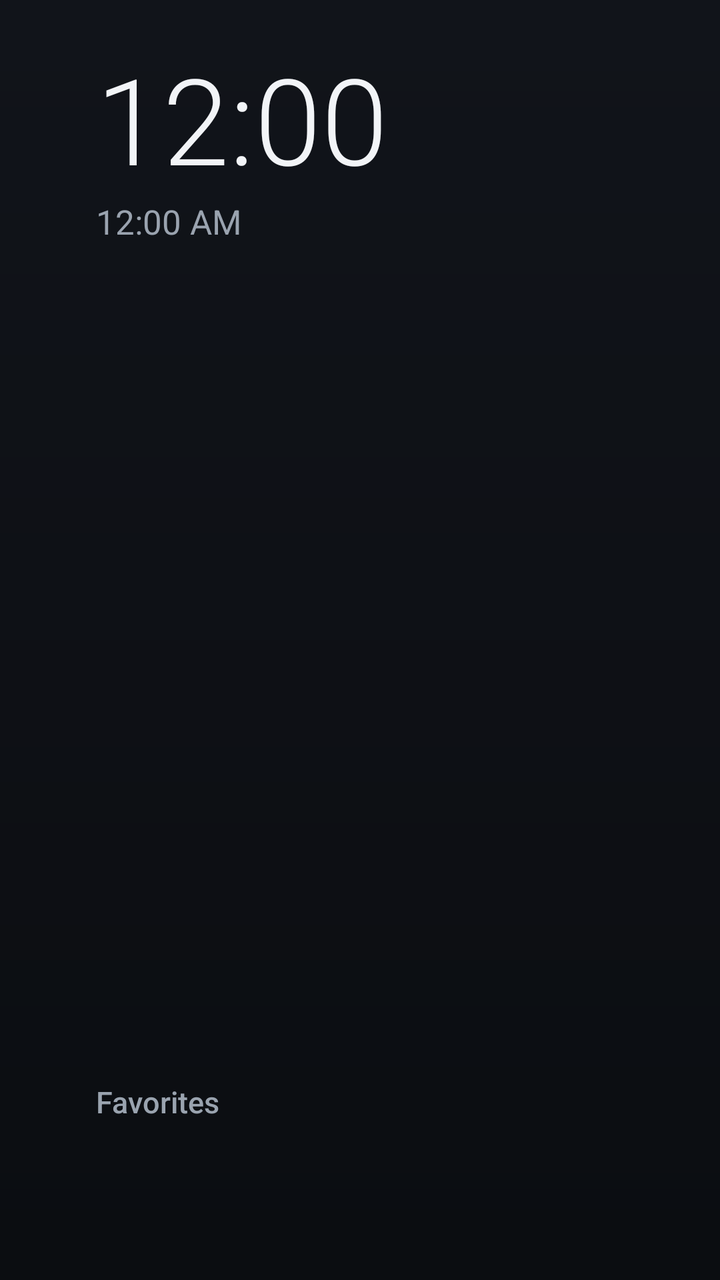
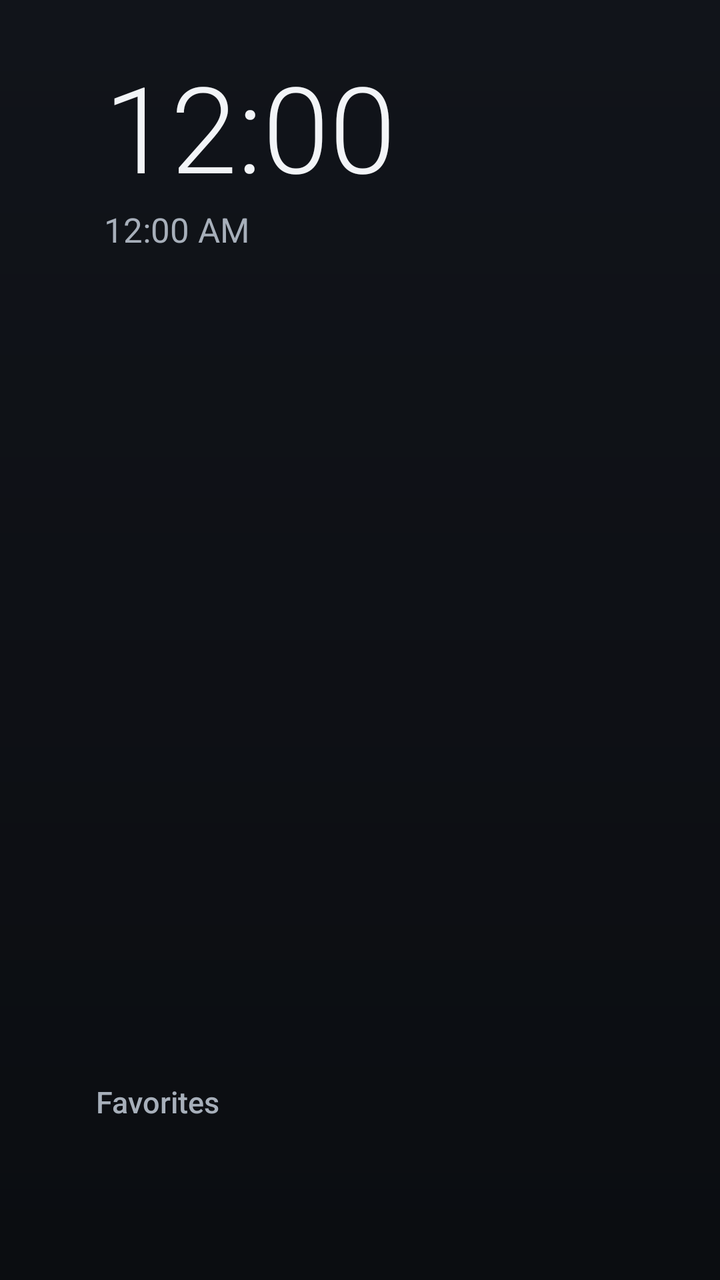

Screens rendered from an Android XML layout before and after an edit, with the pre-edit source and the edit as a unified diff.
<!-- AndroidManifest.xml: activity theme Lehko.Home -->
<!-- res/layout/home.xml -->
<?xml version="1.0" encoding="utf-8"?>
<LinearLayout xmlns:android="http://schemas.android.com/apk/res/android"
    android:layout_width="match_parent"
    android:layout_height="match_parent"
    android:clipChildren="false"
    android:clipToPadding="false"
    android:orientation="vertical"
    android:paddingStart="@dimen/safe_h"
    android:paddingTop="@dimen/safe_v"
    android:paddingEnd="@dimen/safe_h"
    android:paddingBottom="@dimen/safe_v">

    
    <LinearLayout
        android:layout_width="match_parent"
        android:layout_height="wrap_content"
        android:orientation="horizontal">

        <LinearLayout
            android:layout_width="0dp"
            android:layout_height="wrap_content"
            android:layout_weight="1"
            android:orientation="vertical">

            <TextClock
                android:id="@+id/clock"
                android:layout_width="wrap_content"
                android:layout_height="wrap_content"
                android:fontFamily="sans-serif-light"
                android:format12Hour="h:mm"
                android:format24Hour="H:mm"
                android:includeFontPadding="false"
                android:textColor="@color/text_primary"
                android:textSize="60sp" />

            <TextClock
                android:id="@+id/date"
                android:layout_width="wrap_content"
                android:layout_height="wrap_content"
                android:layout_marginTop="2dp"
                android:textColor="@color/text_secondary"
                android:textSize="17sp" />

            
            <TextView
                android:id="@+id/rates"
                android:layout_width="match_parent"
                android:layout_height="wrap_content"
                android:layout_marginTop="3dp"
                android:ellipsize="end"
                android:maxLines="1"
                android:textColor="@color/text_secondary"
                android:textSize="14sp"
                android:visibility="gone" />
        </LinearLayout>

        <LinearLayout
            android:id="@+id/weather"
            android:layout_width="wrap_content"
            android:layout_height="wrap_content"
            android:layout_marginStart="16dp"
            android:gravity="end"
            android:orientation="vertical">

            
            <LinearLayout
                android:layout_width="wrap_content"
                android:layout_height="wrap_content"
                android:gravity="center_vertical"
                android:orientation="horizontal">

                <ImageView
                    android:id="@+id/weather_icon"
                    android:layout_width="44dp"
                    android:layout_height="44dp"
                    android:layout_marginEnd="10dp"
                    android:importantForAccessibility="no" />

                <TextView
                    android:id="@+id/weather_temp"
                    android:layout_width="wrap_content"
                    android:layout_height="wrap_content"
                    android:fontFamily="sans-serif-light"
                    android:includeFontPadding="false"
                    android:textColor="@color/text_primary"
                    android:textSize="36sp" />

                <LinearLayout
                    android:layout_width="wrap_content"
                    android:layout_height="wrap_content"
                    android:layout_marginStart="12dp"
                    android:orientation="vertical">

                    <TextView
                        android:id="@+id/weather_text"
                        android:layout_width="wrap_content"
                        android:layout_height="wrap_content"
                        android:maxWidth="220dp"
                        android:maxLines="1"
                        android:ellipsize="end"
                        android:textColor="@color/text_secondary"
                        android:textSize="14sp" />

                    <TextView
                        android:id="@+id/weather_extra"
                        android:layout_width="wrap_content"
                        android:layout_height="wrap_content"
                        android:maxWidth="220dp"
                        android:maxLines="1"
                        android:ellipsize="end"
                        android:textColor="@color/accent"
                        android:textSize="13sp"
                        android:visibility="gone" />
                </LinearLayout>
            </LinearLayout>

            
            <LinearLayout
                android:id="@+id/weather_hours"
                android:layout_width="wrap_content"
                android:layout_height="wrap_content"
                android:layout_marginTop="6dp"
                android:orientation="horizontal"
                android:visibility="gone" />

            <TextView
                android:id="@+id/weather_sun"
                android:layout_width="wrap_content"
                android:layout_height="wrap_content"
                android:layout_marginTop="2dp"
                android:maxLines="1"
                android:textColor="@color/text_dim"
                android:textSize="12sp"
                android:visibility="gone" />
        </LinearLayout>
    </LinearLayout>

    
    <LinearLayout
        android:id="@+id/outage"
        android:layout_width="match_parent"
        android:layout_height="wrap_content"
        android:layout_marginTop="12dp"
        android:background="@drawable/card_bg"
        android:orientation="vertical"
        android:paddingStart="16dp"
        android:paddingTop="10dp"
        android:paddingEnd="16dp"
        android:paddingBottom="8dp"
        android:visibility="gone">

        <LinearLayout
            android:layout_width="match_parent"
            android:layout_height="wrap_content"
            android:gravity="center_vertical"
            android:orientation="horizontal">

            <View
                android:id="@+id/outage_dot"
                android:layout_width="10dp"
                android:layout_height="10dp"
                android:layout_marginEnd="10dp" />

            <TextView
                android:id="@+id/outage_status"
                android:layout_width="0dp"
                android:layout_height="wrap_content"
                android:layout_weight="1"
                android:maxLines="1"
                android:ellipsize="end"
                android:textColor="@color/text_primary"
                android:textSize="17sp" />

            <TextView
                android:id="@+id/outage_group"
                android:layout_width="wrap_content"
                android:layout_height="wrap_content"
                android:layout_marginStart="12dp"
                android:textColor="@color/text_secondary"
                android:textSize="13sp" />
        </LinearLayout>

        <LinearLayout
            android:id="@+id/outage_days"
            android:layout_width="match_parent"
            android:layout_height="wrap_content"
            android:layout_marginTop="10dp"
            android:orientation="horizontal">

            <LinearLayout
                android:layout_width="0dp"
                android:layout_height="wrap_content"
                android:layout_weight="1"
                android:orientation="vertical">

                <TextView
                    android:layout_width="wrap_content"
                    android:layout_height="wrap_content"
                    android:layout_marginBottom="4dp"
                    android:text="@string/outage_today"
                    android:textColor="@color/text_secondary"
                    android:textSize="12sp" />

                <ua.lehko.tv.OutageBar
                    android:id="@+id/outage_today"
                    android:layout_width="match_parent"
                    android:layout_height="wrap_content" />
            </LinearLayout>

            <LinearLayout
                android:id="@+id/outage_tomorrow_box"
                android:layout_width="0dp"
                android:layout_height="wrap_content"
                android:layout_marginStart="24dp"
                android:layout_weight="1"
                android:orientation="vertical">

                <TextView
                    android:id="@+id/outage_tomorrow_label"
                    android:layout_width="wrap_content"
                    android:layout_height="wrap_content"
                    android:layout_marginBottom="4dp"
                    android:text="@string/outage_tomorrow"
                    android:textColor="@color/text_secondary"
                    android:textSize="12sp" />

                <ua.lehko.tv.OutageBar
                    android:id="@+id/outage_tomorrow"
                    android:layout_width="match_parent"
                    android:layout_height="wrap_content" />
            </LinearLayout>
        </LinearLayout>
    </LinearLayout>

    <Space
        android:layout_width="match_parent"
        android:layout_height="0dp"
        android:layout_weight="1" />

    <TextView
        android:id="@+id/notice"
        android:layout_width="match_parent"
        android:layout_height="wrap_content"
        android:layout_marginBottom="8dp"
        android:background="@drawable/card_bg"
        android:paddingStart="14dp"
        android:paddingTop="8dp"
        android:paddingEnd="14dp"
        android:paddingBottom="8dp"
        android:textColor="@color/text_primary"
        android:textSize="13sp"
        android:visibility="gone" />

    <TextView
        android:id="@+id/favorites_label"
        android:layout_width="wrap_content"
        android:layout_height="wrap_content"
        android:text="@string/favorites"
        style="@style/Lehko.Section" />

    <HorizontalScrollView
        android:id="@+id/favorites_scroll"
        android:layout_width="match_parent"
        android:layout_height="wrap_content"
        android:layout_marginStart="-12dp"
        android:layout_marginEnd="-12dp"
        android:clipChildren="false"
        android:clipToPadding="false"
        android:fadingEdgeLength="24dp"
        android:requiresFadingEdge="horizontal"
        android:scrollbars="none">

        <LinearLayout
            android:id="@+id/favorites"
            android:layout_width="wrap_content"
            android:layout_height="wrap_content"
            android:clipChildren="false"
            android:clipToPadding="false"
            android:orientation="horizontal"
            android:paddingStart="12dp"
            android:paddingTop="12dp"
            android:paddingEnd="12dp"
            android:paddingBottom="12dp" />
    </HorizontalScrollView>

    
    <TextView
        android:id="@+id/focus_name"
        android:layout_width="match_parent"
        android:layout_height="wrap_content"
        android:layout_marginTop="-6dp"
        android:ellipsize="end"
        android:maxLines="1"
        android:textColor="@color/text_secondary"
        android:textSize="13sp" />

    <HorizontalScrollView
        android:id="@+id/quick_scroll"
        android:layout_width="match_parent"
        android:layout_height="wrap_content"
        android:layout_marginStart="-12dp"
        android:layout_marginEnd="-12dp"
        android:clipChildren="false"
        android:clipToPadding="false"
        android:scrollbars="none">

        <LinearLayout
            android:id="@+id/quick"
            android:layout_width="wrap_content"
            android:layout_height="wrap_content"
            android:clipChildren="false"
            android:clipToPadding="false"
            android:orientation="horizontal"
            android:paddingStart="12dp"
            android:paddingTop="8dp"
            android:paddingEnd="12dp"
            android:paddingBottom="8dp" />
    </HorizontalScrollView>
</LinearLayout>
<!-- resources referenced by this layout -->
<resources>
  <color name="accent">#FFFFC940</color>
  <color name="text_dim">#FF6B7280</color>
  <color name="text_primary">#FFF2F4F7</color>
  <color name="text_secondary">#FF9AA3AF</color>
  <dimen name="safe_h">48dp</dimen>
  <dimen name="safe_v">27dp</dimen>
  <!-- drawable card_bg (drawable) -->
  <?xml version="1.0" encoding="utf-8"?>
  <shape xmlns:android="http://schemas.android.com/apk/res/android">
      <solid android:color="@color/surface" />
      <corners android:radius="@dimen/radius" />
  </shape>
  <string name="favorites">Favorites</string>
  <string name="outage_today">Today</string>
  <string name="outage_tomorrow">Tomorrow</string>
  <style name="Lehko.Section">
          <item name="android:textColor">@color/text_secondary</item>
          <item name="android:textSize">15sp</item>
          <item name="android:fontFamily">sans-serif-medium</item>
      </style>
  <style name="Lehko.Home">
          <item name="android:windowShowWallpaper">false</item>
          <item name="android:windowAnimationStyle">@null</item>
      </style>
  <color name="surface">#FF1B2029</color>
  <dimen name="radius">10dp</dimen>
</resources>

<!-- the commit's change to res/layout/home.xml (unified diff, before → after) -->
@@ -12,9 +12,13 @@
 
     
     <LinearLayout
-        android:layout_width="match_parent"
-        android:layout_height="wrap_content"
-        android:orientation="horizontal">
+        android:id="@+id/header"
+        android:layout_width="match_parent"
+        android:layout_height="wrap_content"
+        android:layout_margin="-4dp"
+        android:background="@drawable/row_bg"
+        android:orientation="horizontal"
+        android:padding="4dp">
 
         <LinearLayout
             android:layout_width="0dp"
@@ -159,7 +163,8 @@
                 android:id="@+id/outage_dot"
                 android:layout_width="10dp"
                 android:layout_height="10dp"
-                android:layout_marginEnd="10dp" />
+                android:layout_marginEnd="10dp"
+                android:importantForAccessibility="no" />
 
             <TextView
                 android:id="@+id/outage_status"
@@ -242,6 +247,7 @@
         android:layout_width="match_parent"
         android:layout_height="wrap_content"
         android:layout_marginBottom="8dp"
+        android:accessibilityLiveRegion="polite"
         android:background="@drawable/card_bg"
         android:paddingStart="14dp"
         android:paddingTop="8dp"
<!-- resource entries referenced after the edit -->
@@ -1,17 +1,47 @@
 <!-- resources referenced by this layout -->
 <resources>
   <color name="accent">#FFFFC940</color>
-  <color name="text_dim">#FF6B7280</color>
+  <color name="text_dim">#FF8B93A0</color>
   <color name="text_primary">#FFF2F4F7</color>
-  <color name="text_secondary">#FF9AA3AF</color>
+  <color name="text_secondary">#FFA7AFBA</color>
   <dimen name="safe_h">48dp</dimen>
   <dimen name="safe_v">27dp</dimen>
   <!-- drawable card_bg (drawable) -->
   <?xml version="1.0" encoding="utf-8"?>
-  <shape xmlns:android="http://schemas.android.com/apk/res/android">
-      <solid android:color="@color/surface" />
-      <corners android:radius="@dimen/radius" />
-  </shape>
+  <selector xmlns:android="http://schemas.android.com/apk/res/android">
+      <item android:state_focused="true">
+          <shape>
+              <solid android:color="@color/surface" />
+              <stroke android:width="2dp" android:color="@color/stroke_focus" />
+              <corners android:radius="@dimen/radius" />
+          </shape>
+      </item>
+      <item>
+          <shape>
+              <solid android:color="@color/surface" />
+              <corners android:radius="@dimen/radius" />
+          </shape>
+      </item>
+  </selector>
+  <!-- drawable row_bg (drawable) -->
+  <?xml version="1.0" encoding="utf-8"?>
+  <selector xmlns:android="http://schemas.android.com/apk/res/android">
+      <item android:state_focused="true">
+          <shape>
+              <solid android:color="@color/surface_focus" />
+              <stroke android:width="2dp" android:color="@color/stroke_focus" />
+              <corners android:radius="8dp" />
+          </shape>
+      </item>
+      <item android:state_selected="true">
+          <shape>
+              <solid android:color="@color/surface_focus" />
+              <stroke android:width="2dp" android:color="@color/stroke_focus" />
+              <corners android:radius="8dp" />
+          </shape>
+      </item>
+      <item android:drawable="@android:color/transparent" />
+  </selector>
   <string name="favorites">Favorites</string>
   <string name="outage_today">Today</string>
   <string name="outage_tomorrow">Tomorrow</string>
@@ -25,6 +55,8 @@
           <item name="android:windowAnimationStyle">@null</item>
       </style>
   <color name="surface">#FF1B2029</color>
+  <color name="stroke_focus">#FFF2F4F7</color>
   <dimen name="radius">10dp</dimen>
+  <color name="surface_focus">#FF2B3443</color>
 </resources>
 
